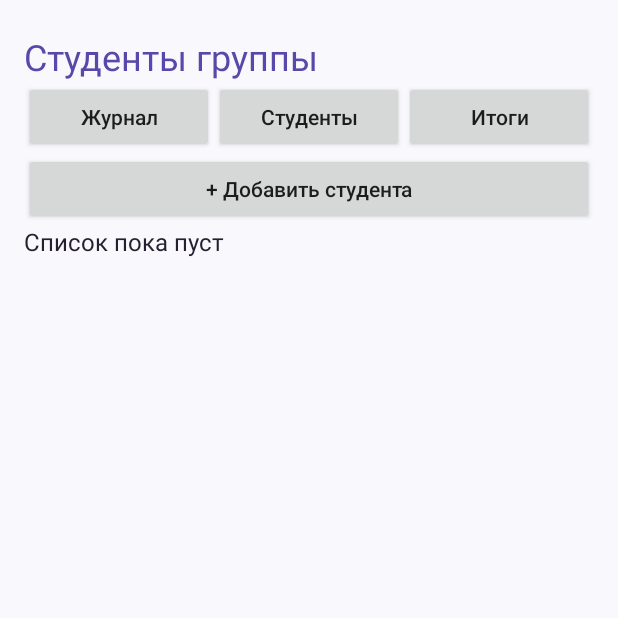
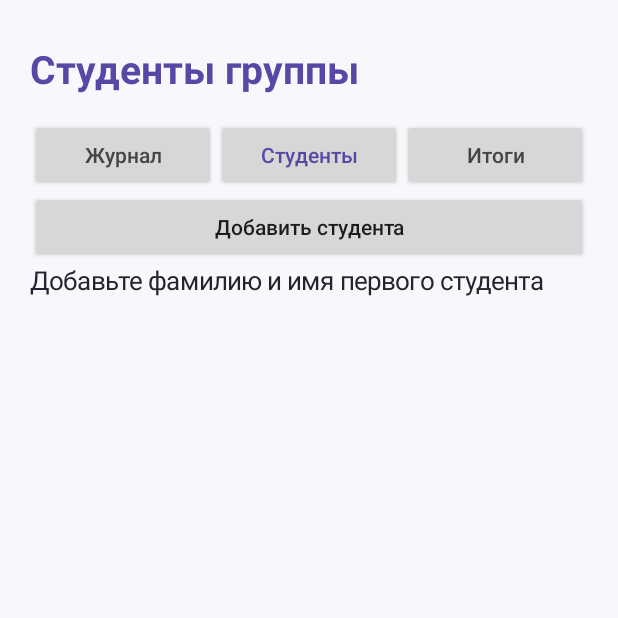
Before and after one commit to KimberlyWay/attendance-android-coursework, an Android app: the screen it shows after launch (MainActivity), after a tap on "Студенты", on a phone screen of 412 x 824 dp, the top half of it. Run offline under Robolectric (Android 15) with nearby library versions, the phone set to English and light mode, and no system bars.

Commit message:
Complete local attendance app and emulator verification

```diff
--- a/app/src/main/java/ru/student/attendance/MainActivity.java
+++ b/app/src/main/java/ru/student/attendance/MainActivity.java
@@ -4,38 +4,147 @@ import android.app.*;
 import android.os.Bundle;
 import android.content.*;
 import android.database.Cursor;
-import android.database.sqlite.*;
 import android.graphics.Color;
+import android.graphics.Typeface;
+import android.graphics.drawable.GradientDrawable;
 import android.view.*;
 import android.widget.*;
 import java.text.SimpleDateFormat;
 import java.util.*;
+import java.io.OutputStream;
+import java.nio.charset.StandardCharsets;
 
 public class MainActivity extends Activity {
-    private DB db; private LinearLayout body; private String date;
-    private static final int ACCENT=Color.rgb(89,72,169);
-    public void onCreate(Bundle state){super.onCreate(state);db=new DB(this); date=new SimpleDateFormat("yyyy-MM-dd",Locale.ROOT).format(new Date()); showJournal();}
-    private class DB extends SQLiteOpenHelper {
-        DB(Context c){super(c,"attendance.db",null,1);}
-        public void onCreate(SQLiteDatabase d){d.execSQL("CREATE TABLE students (id INTEGER PRIMARY KEY AUTOINCREMENT, name TEXT NOT NULL)");d.execSQL("CREATE TABLE marks (student_id INTEGER NOT NULL, day TEXT NOT NULL, status INTEGER NOT NULL, PRIMARY KEY(student_id,day), FOREIGN KEY(student_id) REFERENCES students(id) ON DELETE CASCADE)");}
-        public void onConfigure(SQLiteDatabase d){d.setForeignKeyConstraintsEnabled(true);}
-        public void onUpgrade(SQLiteDatabase d,int oldVersion,int newVersion){}
+    private DatabaseHelper db;
+    private LinearLayout body;
+    private String date;
+    private int screen = 0;
+    private static final int EXPORT = 10;
+    private static final int ACCENT = Color.rgb(86, 73, 165);
+    @Override public void onCreate(Bundle state) {
+        super.onCreate(state);
+        db = new DatabaseHelper(this);
+        date = state == null ? new SimpleDateFormat("yyyy-MM-dd", Locale.ROOT).format(new Date()) : state.getString("date");
+        screen = state == null ? 0 : state.getInt("screen");
+        showScreen();
     }
-    private TextView label(String text,int size){TextView v=new TextView(this);v.setText(text);v.setTextSize(size);v.setTextColor(Color.rgb(37,32,49));return v;}
-    private Button button(String text,Runnable click){Button b=new Button(this);b.setText(text);b.setAllCaps(false);b.setOnClickListener(v->click.run());return b;}
-    private void frame(String title){
-        LinearLayout root=new LinearLayout(this);root.setOrientation(1);root.setBackgroundColor(Color.rgb(249,248,252));root.setPadding(24,32,24,12);setContentView(root);
-        TextView heading=label(title,24);heading.setTextColor(ACCENT);root.addView(heading);
-        LinearLayout nav=new LinearLayout(this);root.addView(nav);nav.addView(button("Журнал",()->showJournal()),new LinearLayout.LayoutParams(0,-2,1));nav.addView(button("Студенты",()->showStudents()),new LinearLayout.LayoutParams(0,-2,1));nav.addView(button("Итоги",()->showStats()),new LinearLayout.LayoutParams(0,-2,1));
-        ScrollView scroll=new ScrollView(this);root.addView(scroll);body=new LinearLayout(this);body.setOrientation(1);scroll.addView(body);
+    @Override public void onSaveInstanceState(Bundle state) {
+        state.putString("date", date); state.putInt("screen", screen); super.onSaveInstanceState(state);
     }
-    private void chooseDate(){Calendar c=Calendar.getInstance();try{c.setTime(new SimpleDateFormat("yyyy-MM-dd",Locale.ROOT).parse(date));}catch(Exception ignored){} new DatePickerDialog(this,(view,y,m,d)->{date=String.format(Locale.ROOT,"%04d-%02d-%02d",y,m+1,d);showJournal();},c.get(Calendar.YEAR),c.get(Calendar.MONTH),c.get(Calendar.DAY_OF_MONTH)).show();}
-    private void showJournal(){frame("Журнал посещаемости");body.addView(button("Дата: "+date+"  •  изменить",()->chooseDate()));body.addView(label("Нажмите на статус, чтобы изменить отметку",16));
-        try(Cursor c=db.getReadableDatabase().rawQuery("SELECT s.id,s.name,COALESCE(m.status,0) FROM students s LEFT JOIN marks m ON m.student_id=s.id AND m.day=? ORDER BY s.name COLLATE NOCASE",new String[]{date})){
-            if(c.getCount()==0)body.addView(label("Сначала добавьте студентов во вкладке «Студенты»",16));
-            while(c.moveToNext()){long id=c.getLong(0);String name=c.getString(1);int status=c.getInt(2);LinearLayout row=new LinearLayout(this);row.setGravity(Gravity.CENTER_VERTICAL);TextView n=label(name,17);row.addView(n,new LinearLayout.LayoutParams(0,-2,1));String[] names={"Не отмечен","Присутствовал","Отсутствовал","Опоздал"};row.addView(button(names[status],()->{ContentValues values=new ContentValues();values.put("student_id",id);values.put("day",date);values.put("status",(status+1)%4);db.getWritableDatabase().insertWithOnConflict("marks",null,values,SQLiteDatabase.CONFLICT_REPLACE);showJournal();}));body.addView(row);}
-        }}
-    private void showStudents(){frame("Студенты группы");body.addView(button("+ Добавить студента",()->addStudent()));try(Cursor c=db.getReadableDatabase().rawQuery("SELECT id,name FROM students ORDER BY name COLLATE NOCASE",null)){if(c.getCount()==0)body.addView(label("Список пока пуст",16));while(c.moveToNext()){long id=c.getLong(0);String name=c.getString(1);LinearLayout row=new LinearLayout(this);row.setGravity(Gravity.CENTER_VERTICAL);row.addView(label(name,17),new LinearLayout.LayoutParams(0,-2,1));row.addView(button("Удалить",()->new AlertDialog.Builder(this).setMessage("Удалить студента «"+name+"» и все его отметки?").setNegativeButton("Отмена",null).setPositiveButton("Удалить",(d,w)->{db.getWritableDatabase().delete("students","id=?",new String[]{String.valueOf(id)});showStudents();}).show()));body.addView(row);}}}
-    private void addStudent(){EditText input=new EditText(this);input.setHint("Фамилия Имя");new AlertDialog.Builder(this).setTitle("Новый студент").setView(input).setNegativeButton("Отмена",null).setPositiveButton("Добавить",(dialog,which)->{String name=input.getText().toString().trim();if(name.isEmpty()){Toast.makeText(this,"Введите имя студента",Toast.LENGTH_SHORT).show();return;}ContentValues v=new ContentValues();v.put("name",name);db.getWritableDatabase().insert("students",null,v);showStudents();}).show();}
-    private void showStats(){frame("Итоги посещаемости");body.addView(label("Всего за все отмеченные даты",16));try(Cursor c=db.getReadableDatabase().rawQuery("SELECT s.name, SUM(CASE WHEN m.status=1 THEN 1 ELSE 0 END), SUM(CASE WHEN m.status=2 THEN 1 ELSE 0 END), SUM(CASE WHEN m.status=3 THEN 1 ELSE 0 END) FROM students s LEFT JOIN marks m ON s.id=m.student_id GROUP BY s.id ORDER BY s.name COLLATE NOCASE",null)){if(c.getCount()==0)body.addView(label("Добавьте студентов для просмотра итогов",16));while(c.moveToNext()){TextView t=label(c.getString(0)+"\nПрисутствовал: "+c.getInt(1)+"   Отсутствовал: "+c.getInt(2)+"   Опоздал: "+c.getInt(3),16);t.setPadding(0,18,0,18);body.addView(t);}}}
+    @Override public void onDestroy() { db.close(); super.onDestroy(); }
+    private int dp(int n) { return Math.round(n * getResources().getDisplayMetrics().density); }
+    private TextView label(String text, int size) {
+        TextView v = new TextView(this); v.setText(text); v.setTextSize(size); v.setTextColor(Color.rgb(38, 35, 48));
+        return v;
+    }
+    private Button button(String text, Runnable action) {
+        Button b = new Button(this); b.setText(text); b.setAllCaps(false); b.setMinHeight(dp(48));
+        b.setOnClickListener(v -> action.run()); return b;
+    }
+    private void showScreen() { if (screen == 1) showStudents(); else if (screen == 2) showStats(); else showJournal(); }
+    private void frame(String title, int current) {
+        screen = current;
+        LinearLayout root = new LinearLayout(this); root.setOrientation(LinearLayout.VERTICAL);
+        root.setBackgroundColor(Color.rgb(248, 247, 252)); root.setPadding(dp(20), dp(16), dp(20), dp(8));
+        root.setOnApplyWindowInsetsListener((view, insets) -> {
+            view.setPadding(dp(20), dp(16) + insets.getSystemWindowInsetTop(), dp(20), dp(8) + insets.getSystemWindowInsetBottom());
+            return insets;
+        });
+        setContentView(root); root.requestApplyInsets();
+        TextView heading = label(title, 26); heading.setTypeface(null, Typeface.BOLD); heading.setTextColor(ACCENT);
+        heading.setPadding(0, dp(12), 0, dp(16)); root.addView(heading);
+        LinearLayout nav = new LinearLayout(this); root.addView(nav);
+        String[] names = {"Журнал", "Студенты", "Итоги"};
+        for (int i = 0; i < names.length; i++) {
+            final int index = i; Button b = button(names[i], () -> { screen = index; showScreen(); });
+            b.setTextColor(i == current ? ACCENT : Color.DKGRAY);
+            nav.addView(b, new LinearLayout.LayoutParams(0, -2, 1));
+        }
+        ScrollView scroll = new ScrollView(this); root.addView(scroll, new LinearLayout.LayoutParams(-1, 0, 1));
+        body = new LinearLayout(this); body.setOrientation(LinearLayout.VERTICAL); scroll.addView(body);
+    }
+    private LinearLayout card() {
+        LinearLayout card = new LinearLayout(this); card.setOrientation(LinearLayout.VERTICAL); card.setPadding(dp(16),dp(12),dp(16),dp(12));
+        GradientDrawable background = new GradientDrawable(); background.setColor(Color.WHITE); background.setCornerRadius(dp(16));
+        card.setBackground(background);
+        LinearLayout.LayoutParams lp = new LinearLayout.LayoutParams(-1,-2); lp.setMargins(0,dp(10),0,0); body.addView(card,lp); return card;
+    }
+    private String displayDate() {
+        return date.substring(8,10) + "." + date.substring(5,7) + "." + date.substring(0,4);
+    }
+    private void chooseDate() {
+        Calendar c = Calendar.getInstance();
+        c.set(Integer.parseInt(date.substring(0,4)),Integer.parseInt(date.substring(5,7))-1,Integer.parseInt(date.substring(8,10)));
+        new DatePickerDialog(this, (v,y,m,d) -> {
+            date = String.format(Locale.ROOT,"%04d-%02d-%02d",y,m+1,d); showJournal();
+        },c.get(Calendar.YEAR),c.get(Calendar.MONTH),c.get(Calendar.DAY_OF_MONTH)).show();
+    }
+    private void showJournal() {
+        frame("Посещаемость группы",0);
+        body.addView(button("Дата: " + displayDate(), this::chooseDate));
+        body.addView(label("Выберите отметку для каждого студента",15));
+        int total=0, done=0;
+        try (Cursor c = db.journal(date)) {
+            total=c.getCount();
+            if (total==0) body.addView(label("Список пуст. Добавьте студентов во вкладке «Студенты».",17));
+            while(c.moveToNext()) {
+                long id=c.getLong(0); String name=c.getString(1); int status=c.getInt(2); if(status!=0)done++;
+                LinearLayout row=card(); row.addView(label(name,18));
+                Button mark=button(DatabaseHelper.STATUSES[status], () -> new AlertDialog.Builder(this)
+                    .setTitle(name).setSingleChoiceItems(DatabaseHelper.STATUSES,status,(d,w)->{db.setMark(id,date,w);d.dismiss();showJournal();})
+                    .setNegativeButton("Отмена",null).show());
+                int[] colors={Color.DKGRAY,Color.rgb(30,110,69),Color.rgb(170,45,50),Color.rgb(145,93,15)};
+                mark.setTextColor(colors[status]); row.addView(mark);
+            }
+        }
+        TextView summary=label("Отмечено: "+done+" из "+total,16); summary.setPadding(0,dp(16),0,dp(12)); body.addView(summary);
+    }
+    private void showStudents() {
+        frame("Студенты группы",1); body.addView(button("Добавить студента",()->editStudent(0,"")));
+        try(Cursor c=db.getReadableDatabase().rawQuery("SELECT id,name FROM students ORDER BY name COLLATE NOCASE",null)) {
+            if(c.getCount()==0)body.addView(label("Добавьте фамилию и имя первого студента",17));
+            while(c.moveToNext()) {
+                long id=c.getLong(0); String name=c.getString(1); LinearLayout row=card();row.addView(label(name,18));
+                LinearLayout actions=new LinearLayout(this);row.addView(actions);
+                actions.addView(button("Изменить",()->editStudent(id,name)),new LinearLayout.LayoutParams(0,-2,1));
+                actions.addView(button("Удалить",()->new AlertDialog.Builder(this).setTitle("Удалить студента?")
+                    .setMessage(name+"\nВсе отметки студента также будут удалены. Восстановление недоступно.")
+                    .setNegativeButton("Отмена",null).setPositiveButton("Удалить",(d,w)->{db.deleteStudent(id);showStudents();}).show()),new LinearLayout.LayoutParams(0,-2,1));
+            }
+        }
+    }
+    private void editStudent(long id,String name) {
+        EditText input=new EditText(this); input.setSingleLine(true);input.setHint("Фамилия Имя");input.setText(name);
+        input.setPadding(dp(24),dp(12),dp(24),dp(12));
+        AlertDialog dialog=new AlertDialog.Builder(this).setTitle(id==0?"Новый студент":"Изменение имени").setView(input)
+            .setNegativeButton("Отмена",null).setPositiveButton("Сохранить",null).create();
+        dialog.setOnShowListener(d->dialog.getButton(AlertDialog.BUTTON_POSITIVE).setOnClickListener(v->{
+            try { if(id==0)db.addStudent(input.getText().toString());else db.renameStudent(id,input.getText().toString());dialog.dismiss();showStudents(); }
+            catch(IllegalArgumentException e){input.setError(e.getMessage());}
+            catch(android.database.SQLException e){Toast.makeText(this,"Не удалось сохранить запись",Toast.LENGTH_LONG).show();}
+        })); dialog.show();
+    }
+    private void showStats() {
+        frame("Итоги посещаемости",2);body.addView(label("За все сохранённые даты. Одна отметка в день.",15));
+        body.addView(button("Экспорт отметок в CSV",()->{
+            Intent intent=new Intent(Intent.ACTION_CREATE_DOCUMENT);intent.addCategory(Intent.CATEGORY_OPENABLE);
+            intent.setType("text/csv");intent.putExtra(Intent.EXTRA_TITLE,"attendance.csv");startActivityForResult(intent,EXPORT);
+        }));
+        try(Cursor c=db.stats()) {
+            if(c.getCount()==0)body.addView(label("Итоги появятся после добавления студентов",17));
+            while(c.moveToNext()) {
+                LinearLayout row=card();row.addView(label(c.getString(1),18));
+                row.addView(label("Присутствовал: "+c.getInt(2)+"\nОтсутствовал: "+c.getInt(3)+"\nОпоздал: "+c.getInt(4),16));
+            }
+        }
+    }
+    @Override protected void onActivityResult(int request,int result,Intent data) {
+        super.onActivityResult(request,result,data);
+        if(request==EXPORT && result==RESULT_OK && data!=null && data.getData()!=null) {
+            try(OutputStream out=getContentResolver().openOutputStream(data.getData())) {
+                if(out==null)throw new java.io.IOException("Нет потока");
+                out.write(db.exportCsv().getBytes(StandardCharsets.UTF_8));Toast.makeText(this,"CSV сохранён",Toast.LENGTH_SHORT).show();
+            }catch(Exception e){Toast.makeText(this,"Не удалось сохранить CSV",Toast.LENGTH_LONG).show();}
+        }
+    }
 }
--- /dev/null
+++ b/gradle.properties
@@ -0,0 +1,2 @@
+android.useAndroidX=true
+org.gradle.jvmargs=-Xmx2048m -Dfile.encoding=UTF-8
```
Also changed, not shown: app/build.gradle (+20 -2 lines), app/src/main/java/ru/student/attendance/DatabaseHelper.java (added, +62 -0 lines), gradle/wrapper/gradle-wrapper.properties (added), 6 other files.
